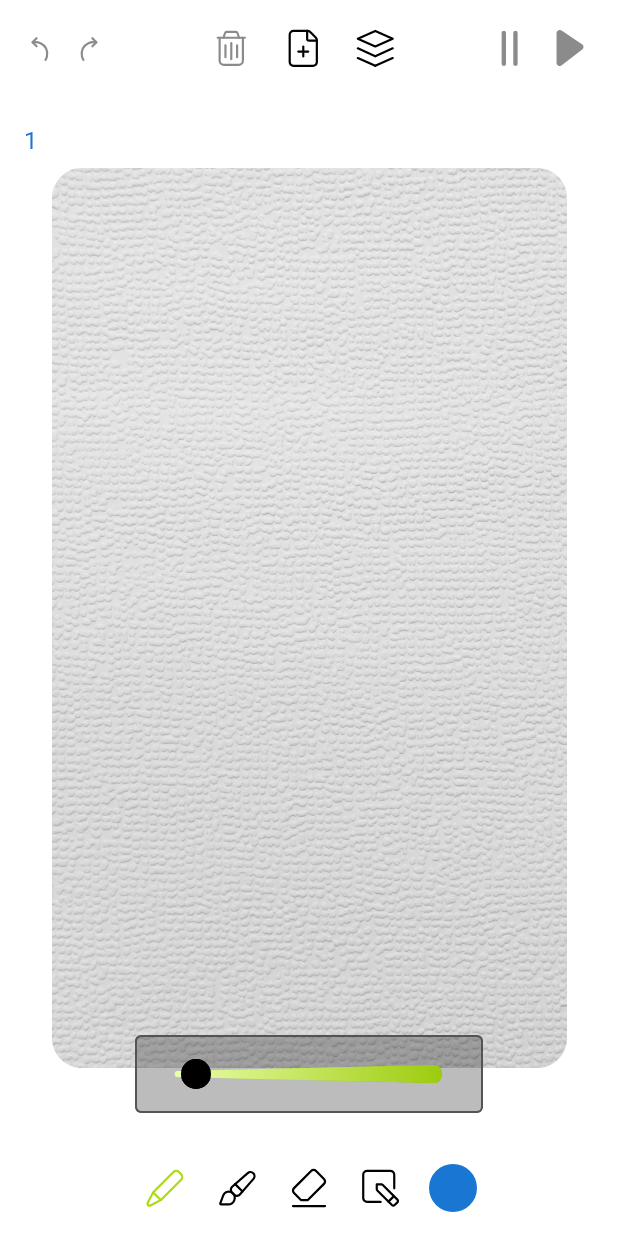
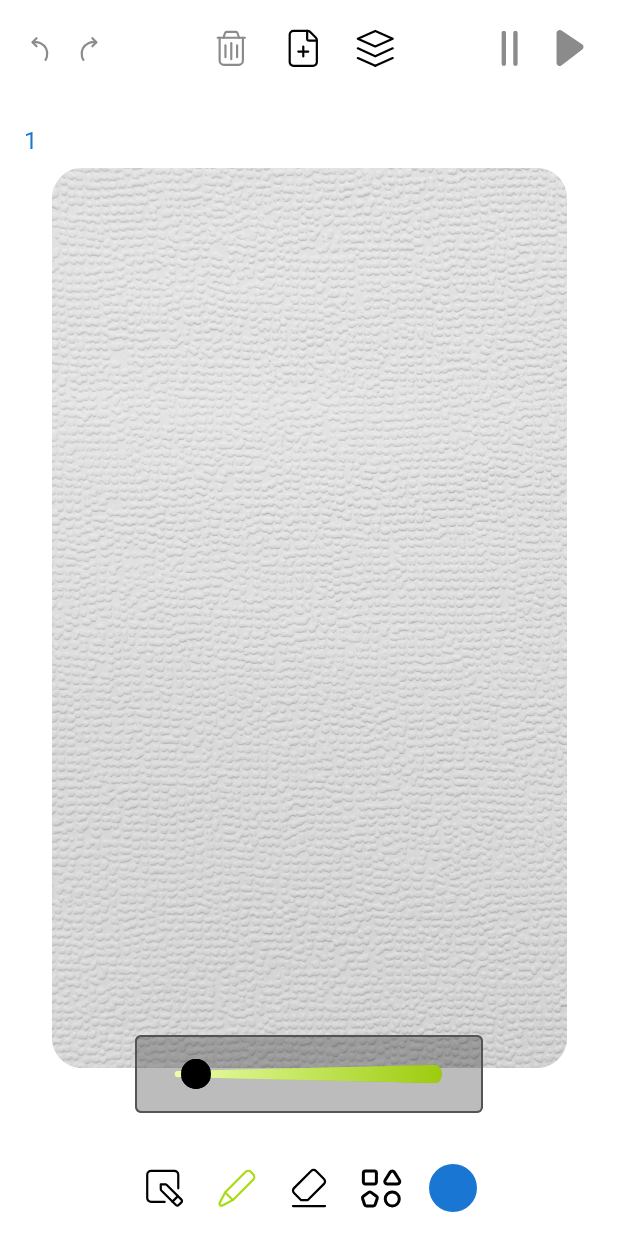
Before and after one commit to catsoft/moving_pictures, an Android app built with Jetpack Compose: the screen it shows after launch (MainActivity), on a phone screen of 412 x 824 dp. Run offline under Robolectric (Android 15) with nearby library versions, the light colour scheme and no system bars; 9 statements that could not run were skipped.

Commit message:
Move canvas action

```diff
--- a/app/src/main/java/com/movingPictures/data/FrameComposer.kt
+++ b/app/src/main/java/com/movingPictures/data/FrameComposer.kt
@@ -2,11 +2,13 @@ package com.movingPictures.data
 
 import com.movingPictures.data.dto.Action
 import com.movingPictures.data.dto.AddAction
+import com.movingPictures.data.dto.CanvasState
 import com.movingPictures.data.dto.ChangeColorAction
 import com.movingPictures.data.dto.DrawableItem
 import com.movingPictures.data.dto.DrawableItemState
 import com.movingPictures.data.dto.Frame
 import com.movingPictures.data.dto.MoveAction
+import com.movingPictures.data.dto.MoveCanvasAction
 import com.movingPictures.data.dto.RemoveAction
 import com.movingPictures.data.dto.RotateAction
 import com.movingPictures.data.dto.ScaleAction
@@ -35,6 +37,9 @@ class FrameComposer(val initFrame: Frame = Frame()) {
     private val _drawableState = MutableSharedFlow<List<DrawableItem<*>>>(replay = 1)
     val drawableState: SharedFlow<List<DrawableItem<*>>> = _drawableState
 
+    private var _canvasState = initFrame.canvasState
+    val canvasState = MutableStateFlow(_canvasState)
+
     val canUndo: StateFlow<Boolean> = historyPosition.map { it > -1 }.stateIn(scope, SharingStarted.Eagerly, false)
     val canRedo: StateFlow<Boolean> = historyPosition.map { it < history.size - 1 }.stateIn(scope, SharingStarted.Eagerly, false)
 
@@ -56,8 +61,10 @@ class FrameComposer(val initFrame: Frame = Frame()) {
 
     private fun invalidateHistory() {
         state = mutableListOf()
+        _canvasState = CanvasState()
         history.take(historyPosition.value + 1).forEach { applyActionImpl(it) }
         _drawableState.tryEmit(state)
+        canvasState.value = _canvasState
     }
 
     fun applyAction(action: Action) {
@@ -68,6 +75,7 @@ class FrameComposer(val initFrame: Frame = Frame()) {
         history.add(action)
         historyPosition.value++
         _drawableState.tryEmit(state)
+        canvasState.value = _canvasState
     }
 
     private fun applyActionImpl(action: Action) {
@@ -78,10 +86,11 @@ class FrameComposer(val initFrame: Frame = Frame()) {
             is ChangeColorAction -> applyChangeColorAction(action)
             is RotateAction -> applyRotateAction(action)
             is ScaleAction -> applyScaleAction(action)
+            is MoveCanvasAction -> moveCanvas(action)
         }
     }
 
-    fun composeFrame(): Frame = Frame(duration, number, history, state, id)
+    fun composeFrame(): Frame = Frame(duration, number, history, state, _canvasState, id)
 
     private fun applyAddAction(action: AddAction) {
         state.add(action.item)
@@ -113,6 +122,10 @@ class FrameComposer(val initFrame: Frame = Frame()) {
         replaceDrawable(drawableId, newDrawable)
     }
 
+    private fun moveCanvas(offset: MoveCanvasAction) {
+        _canvasState = CanvasState(_canvasState.offsetX + offset.newOffset.offsetX, _canvasState.offsetY + offset.newOffset.offsetY)
+    }
+
     private fun replaceDrawable(drawableId: String, newDrawable: DrawableItem<*>) {
         val index = state.indexOfFirst { it.id == drawableId }
         state[index] = newDrawable
--- a/app/src/main/java/com/movingPictures/data/dto/Actions.kt
+++ b/app/src/main/java/com/movingPictures/data/dto/Actions.kt
@@ -29,3 +29,7 @@ data class ScaleAction(
     val drawableId: String,
     val newScale: Float,
 ) : Action()
+
+data class MoveCanvasAction(
+    val newOffset: CanvasState,
+) : Action()
--- a/app/src/main/java/com/movingPictures/data/dto/Gif.kt
+++ b/app/src/main/java/com/movingPictures/data/dto/Gif.kt
@@ -10,6 +10,7 @@ data class Frame(
     val number: Long = 1,
     val history: MutableList<Action> = mutableListOf(),
     val currentState: MutableList<DrawableItem<*>> = mutableListOf(),
+    val canvasState: CanvasState = CanvasState(),
     val id: String = UUID.randomUUID().toString(),
 )
 
@@ -22,3 +23,8 @@ data class PointColors(
     val point: Point,
     val color: Int,
 )
+
+data class CanvasState(
+    val offsetX: Float = 0F,
+    val offsetY: Float = 0F,
+)
--- a/app/src/main/java/com/movingPictures/ui/screens/canvas/CanvasScreen.kt
+++ b/app/src/main/java/com/movingPictures/ui/screens/canvas/CanvasScreen.kt
@@ -1,6 +1,5 @@
 package com.movingPictures.ui.screens.canvas
 
-import androidx.compose.foundation.clickable
 import androidx.compose.foundation.layout.Arrangement
 import androidx.compose.foundation.layout.Box
 import androidx.compose.foundation.layout.Column
@@ -154,15 +153,20 @@ fun BottomBar(modifier: Modifier = Modifier, viewModel: CanvasViewModel) {
         Row(
             horizontalArrangement = Arrangement.spacedBy(16.dp)
         ) {
+            val moveState = viewModel.moveButtonState.collectAsState()
+            ControllableIcon(Modifier, moveState.value, clickAction = { viewModel.selectTool(ControlTool.MOVE) }) {
+                MPIcons.IcEdit(modifier = mediumIconModifier)
+            }
+
             val penButtonState = viewModel.penButtonState.collectAsState()
             ControllableIcon(Modifier, penButtonState.value, clickAction = { viewModel.selectTool(ControlTool.PEN) }) {
                 MPIcons.IcPencil(modifier = mediumIconModifier)
             }
 
-            val brushState = viewModel.brushButtonState.collectAsState()
-            ControllableIcon(Modifier, brushState.value, clickAction = { viewModel.selectTool(ControlTool.BRUSH) }) {
-                MPIcons.IcBrush(modifier = mediumIconModifier)
-            }
+//            val brushState = viewModel.brushButtonState.collectAsState()
+//            ControllableIcon(Modifier, brushState.value, clickAction = { viewModel.selectTool(ControlTool.BRUSH) }) {
+//                MPIcons.IcBrush(modifier = mediumIconModifier)
+//            }
 
             val eraseState = viewModel.eraserButtonState.collectAsState()
             ControllableIcon(Modifier, eraseState.value, clickAction = { viewModel.selectTool(ControlTool.ERASER) }) {
@@ -171,7 +175,7 @@ fun BottomBar(modifier: Modifier = Modifier, viewModel: CanvasViewModel) {
 
             val editState = viewModel.editButtonState.collectAsState()
             ControllableIcon(mediumIconModifier, editState.value, clickAction = { viewModel.selectTool(ControlTool.SHAPES) }) {
-                MPIcons.IcEdit(modifier = mediumIconModifier)
+                MPIcons.IcShapes(modifier = mediumIconModifier)
             }
 
             ColorPicker(Modifier, viewModel)
--- a/app/src/main/java/com/movingPictures/ui/screens/canvas/CanvasViewModel.kt
+++ b/app/src/main/java/com/movingPictures/ui/screens/canvas/CanvasViewModel.kt
@@ -7,13 +7,16 @@ import androidx.lifecycle.ViewModel
 import androidx.lifecycle.viewModelScope
 import com.movingPictures.data.GiftComposer
 import com.movingPictures.data.dto.AddAction
+import com.movingPictures.data.dto.CanvasState
 import com.movingPictures.data.dto.DrawableItem
 import com.movingPictures.data.dto.DrawableItemFactory
 import com.movingPictures.data.dto.DrawableItemState
 import com.movingPictures.data.dto.Frame
+import com.movingPictures.data.dto.MoveCanvasAction
 import com.movingPictures.data.dto.PenDrawableItem
 import com.movingPictures.data.dto.Point
 import com.movingPictures.ui.screens.canvas.canvas.EraserActionController
+import com.movingPictures.ui.screens.canvas.canvas.MoveActionController
 import com.movingPictures.ui.screens.canvas.canvas.PenActionController
 import com.movingPictures.ui.screens.canvas.widgets.ControllableState
 import com.movingPictures.ui.screens.canvas.widgets.Shape
@@ -41,6 +44,7 @@ class CanvasViewModel() : ViewModel() {
 
     val penController = PenActionController(this)
     val eraserController = EraserActionController(this)
+    val moveController = MoveActionController(this)
 
     val previousFrame = gifState.previousFrame
     val currentFrame = gifState.currentFrame
@@ -74,6 +78,7 @@ class CanvasViewModel() : ViewModel() {
     val addButtonState = MutableStateFlow(ControllableState.IDLE).combineStateWithPlayState { it }
     val layersButtonState = MutableStateFlow(ControllableState.IDLE).combineStateWithPlayState { it }
 
+    val moveButtonState = currentTool.combineStateWithPlayState { (it == ControlTool.MOVE).activeOrIdle() }
     val penButtonState = currentTool.combineStateWithPlayState { (it == ControlTool.PEN).activeOrIdle() }
     val brushButtonState = currentTool.combineStateWithPlayState { (it == ControlTool.BRUSH).activeOrIdle() }
     val eraserButtonState = currentTool.combineStateWithPlayState { (it == ControlTool.ERASER).activeOrIdle() }
@@ -94,6 +99,10 @@ class CanvasViewModel() : ViewModel() {
 
     fun addDrawable(drawableItem: DrawableItem<*>) {
         currentFrame.value?.applyAction(AddAction(drawableItem))
+    }
+
+    fun moveCanvas(offset: CanvasState) {
+        currentFrame.value?.applyAction(MoveCanvasAction(offset))
     }
 
     fun undo() {
--- a/app/src/main/java/com/movingPictures/ui/screens/canvas/canvas/CanvasView.kt
+++ b/app/src/main/java/com/movingPictures/ui/screens/canvas/canvas/CanvasView.kt
@@ -25,6 +25,7 @@ import androidx.compose.ui.graphics.Path
 import androidx.compose.ui.graphics.StrokeCap
 import androidx.compose.ui.graphics.StrokeJoin.Companion.Round
 import androidx.compose.ui.graphics.drawscope.DrawScope
+import androidx.compose.ui.graphics.drawscope.DrawTransform
 import androidx.compose.ui.graphics.drawscope.Stroke
 import androidx.compose.ui.graphics.drawscope.withTransform
 import androidx.compose.ui.layout.ContentScale
@@ -87,7 +88,12 @@ fun CanvasView(modifier: Modifier = Modifier, viewModel: CanvasViewModel) {
 
             if (currentFrame.value != null) {
                 Log.d("CanvasView", "draw currentFrame")
-                DrawFrame(Modifier.zIndex(1F), currentFrame.value!!)
+                val currentMoveAction = viewModel.moveController.state.collectAsState()
+                DrawFrame(Modifier.zIndex(1F), currentFrame.value!!) {
+                    currentMoveAction.value?.let {
+                        translate(left = currentMoveAction.value?.offsetX ?: 0F, top = currentMoveAction.value?.offsetY ?: 0F)
+                    }
+                }
             }
 
             val currentUserDrawableItem = viewModel.penController.drawable
@@ -113,19 +119,31 @@ fun CanvasView(modifier: Modifier = Modifier, viewModel: CanvasViewModel) {
 }
 
 @Composable
-private fun BoxScope.DrawFrame(modifier: Modifier = Modifier, composer: FrameComposer, zIndex: Float = 0F) {
+private fun BoxScope.DrawFrame(
+    modifier: Modifier = Modifier,
+    composer: FrameComposer,
+    transformBlock: DrawTransform.() -> Unit = {}
+) {
     val frameState = composer.drawableState.collectAsState(listOf())
+    val canvasState = composer.canvasState.collectAsState()
     LaunchedEffect(frameState.value) {
         frameState.value.forEach {
             Log.d("DrawFrame", "drawable: $it")
         }
     }
 
+    LaunchedEffect(canvasState.value) {
+        Log.d("DrawFrame", "canvasState: $canvasState")
+    }
+
     Canvas(
         modifier
             .matchParentSize()
-            .zIndex(zIndex)
     ) {
+        withTransform({
+            transformBlock()
+            translate(left = canvasState.value.offsetX, top = canvasState.value.offsetY)
+        }) {
             for (drawable in frameState.value) {
                 withTransform({
                     translate(left = drawable.state.position.x, top = drawable.state.position.y)
@@ -141,6 +159,7 @@ private fun BoxScope.DrawFrame(modifier: Modifier = Modifier, composer: FrameCom
                         is ArrowDrawableItem -> drawArrow(drawable)
                         else -> {
                             throw IllegalArgumentException("Unknown drawable type: ${drawable::class.java.simpleName}")
+                        }
                     }
                 }
             }
@@ -241,14 +260,14 @@ private fun DrawScope.drawArrow(drawable: ArrowDrawableItem) {
     val height = drawable.size
     val width = drawable.size * 0.68F
 
-    Path().apply {
+    val path = Path().apply {
         moveTo(0F, height / 2)
         lineTo(0F, -height / 2)
         lineTo(-width / 2, -(width / 2) * 0.70F)
         moveTo(0F, -height / 2)
         lineTo(width / 2, -(width / 2) * 0.70F)
     }
-    drawPath(path = arrowPath, color = Color(drawable.state.color), style = drawable.width.toStroke())
+    drawPath(path = path, color = Color(drawable.state.color), style = drawable.width.toStroke())
 }
 
 @Composable
--- /dev/null
+++ b/app/src/main/java/com/movingPictures/ui/screens/canvas/canvas/MoveActionController.kt
@@ -0,0 +1,27 @@
+package com.movingPictures.ui.screens.canvas.canvas
+
+import androidx.compose.ui.geometry.Offset
+import com.movingPictures.data.dto.CanvasState
+import com.movingPictures.ui.screens.canvas.CanvasViewModel
+import kotlinx.coroutines.flow.MutableStateFlow
+
+class MoveActionController(canvasViewModel: CanvasViewModel) {
+    private var startPoint: Offset? = null
+
+    val state = MutableStateFlow<CanvasState?>(null)
+
+    val onDrawUpdate: (Offset) -> Unit = { offset ->
+        if (startPoint == null) {
+            startPoint = offset
+        } else {
+            state.value = CanvasState(offset.x - startPoint!!.x, offset.y - startPoint!!.y)
+        }
+    }
+    val onCancel: () -> Unit = {
+        state.value?.let {
+            canvasViewModel.moveCanvas(state.value!!)
+            startPoint = null
+            state.value = null
+        }
+    }
+}
```
Also changed, not shown: app/src/main/java/com/movingPictures/ui/screens/canvas/GifPlayer.kt (+3 -4 lines), app/src/main/java/com/movingPictures/ui/screens/canvas/canvas/UserAction.kt (+16 -17 lines), app/src/main/java/com/movingPictures/ui/screens/canvas/canvas/PenActionController.kt (line endings or trailing spaces). Lines whose indentation alone changed are shown as unchanged.
